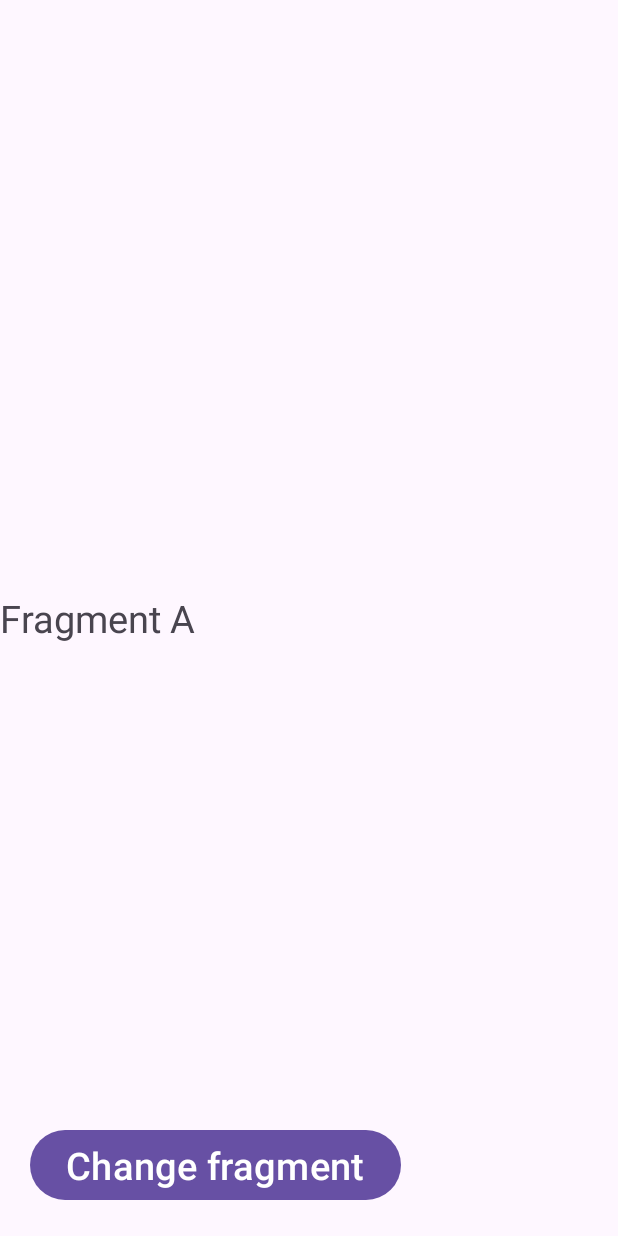
After one commit to bakhodirsolieff/MobileApplicationsAssignment, an Android app: the FragmentA screen opened directly, with no data from a screen before it, on a phone screen of 412 x 824 dp. The commit adds this screen. Run offline under Robolectric (Android 15) with nearby library versions, the light colour scheme and no system bars.

```diff
--- a/app/build.gradle.kts
+++ b/app/build.gradle.kts
@@ -43,6 +43,7 @@ dependencies {
     implementation("com.google.android.material:material:1.4.0")
     implementation(libs.androidx.activity)
     implementation(libs.androidx.constraintlayout)
+    implementation(libs.androidx.fragments)
     testImplementation(libs.junit)
     androidTestImplementation(libs.androidx.junit)
     androidTestImplementation(libs.androidx.espresso.core)
--- a/app/src/main/AndroidManifest.xml
+++ b/app/src/main/AndroidManifest.xml
@@ -30,6 +30,10 @@
             android:name=".MainActivity"
             android:exported="true">
         </activity>
+        <activity
+            android:name=".FragmentSampleActivity"
+            android:exported="true">
+        </activity>
     </application>
 
 </manifest>
--- a/app/src/main/java/com/example/myapplication/CreateAccountActivity.kt
+++ b/app/src/main/java/com/example/myapplication/CreateAccountActivity.kt
@@ -70,7 +70,7 @@ class CreateAccountActivity : AppCompatActivity() {
 
             !isRememberMeChecked -> showToast(getString(R.string.error_remember_me_required))
 
-            credentialsManager.validateCredentials(email, password, isRememberMeChecked) -> {
+            credentialsManager.validateCredentials(email, password) -> {
                 showToast(getString(R.string.success_signed_in))
             }
 
--- a/app/src/main/java/com/example/myapplication/CredentialsManager.kt
+++ b/app/src/main/java/com/example/myapplication/CredentialsManager.kt
@@ -36,8 +36,8 @@ object CredentialsManager {
         return registeredUsers[email.lowercase()] == password
     }
 
-    fun validateCredentials(email: String, password: String, isCheckboxChecked: Boolean): Boolean {
-        return isEmailValid(email) && isValidPassword(password) && isCheckboxChecked
+    fun validateCredentials(email: String, password: String): Boolean {
+        return isEmailValid(email) && isValidPassword(password)
     }
 
     fun isValidFullName(fullName: String): Boolean {
@@ -59,7 +59,7 @@ object CredentialsManager {
         return isChecked
     }
 
-    fun ValidateCredentialsForSignUp(
+    fun validateCredentialsForSignUp(
         fullName: String,
         email: String,
         phoneNumber: String,
--- /dev/null
+++ b/app/src/main/java/com/example/myapplication/FragmentA.kt
@@ -0,0 +1,8 @@
+package com.example.myapplication
+
+import androidx.fragment.app.Fragment
+
+
+public class FragmentA : Fragment(R.layout.fragment_a) {
+
+}
--- /dev/null
+++ b/app/src/main/java/com/example/myapplication/FragmentB.kt
@@ -0,0 +1,6 @@
+package com.example.myapplication
+
+import androidx.fragment.app.Fragment
+
+class FragmentB : Fragment(R.layout.fragment_b) {
+}
--- /dev/null
+++ b/app/src/main/java/com/example/myapplication/FragmentSampleActivity.kt
@@ -0,0 +1,36 @@
+package com.example.myapplication
+
+import android.os.Bundle
+import android.view.View
+import androidx.activity.enableEdgeToEdge
+import androidx.appcompat.app.AppCompatActivity
+import androidx.core.view.ViewCompat
+import androidx.core.view.WindowInsetsCompat
+import androidx.fragment.app.commit
+import androidx.fragment.app.replace
+
+class FragmentSampleActivity : AppCompatActivity() {
+    override fun onCreate(savedInstanceState: Bundle?) {
+        super.onCreate(savedInstanceState)
+        enableEdgeToEdge()
+        setContentView(R.layout.activity_fragment_sample)
+        ViewCompat.setOnApplyWindowInsetsListener(findViewById(R.id.main)) { v, insets ->
+            val systemBars = insets.getInsets(WindowInsetsCompat.Type.systemBars())
+            v.setPadding(systemBars.left, systemBars.top, systemBars.right, systemBars.bottom)
+            insets
+        }
+        findViewById<View>(R.id.changeButton).setOnClickListener {
+            supportFragmentManager.commit {
+                val currentFragment = supportFragmentManager.findFragmentById(
+                    R.id.fragment_container_view
+                )
+                if (currentFragment is FragmentA){
+                    replace<FragmentB>(R.id.fragment_container_view)
+                    addToBackStack(null)
+                } else {
+                    supportFragmentManager.popBackStack()
+                }
+            }
+        }
+    }
+}
--- /dev/null
+++ b/app/src/main/res/layout/activity_fragment_sample.xml
@@ -0,0 +1,26 @@
+<?xml version="1.0" encoding="utf-8"?>
+<androidx.constraintlayout.widget.ConstraintLayout xmlns:android="http://schemas.android.com/apk/res/android"
+    android:layout_width="match_parent"
+    android:layout_height="match_parent"
+    xmlns:app="http://schemas.android.com/apk/res-auto"
+    android:id="@+id/main"
+    xmlns:tools="http://schemas.android.com/tools"
+    tools:context=".FragmentSampleActivity">
+
+    <androidx.fragment.app.FragmentContainerView
+        android:id="@+id/fragment_container_view"
+        android:layout_width="match_parent"
+        android:layout_height="match_parent"
+        android:name="com.example.myapplication.FragmentA"/>
+
+    <Button
+        android:id="@+id/changeButton"
+        android:layout_width="wrap_content"
+        android:layout_height="wrap_content"
+        app:layout_constraintStart_toStartOf="parent"
+        app:layout_constraintBottom_toBottomOf="parent"
+        android:layout_margin="20dp"
+        android:text="Change fragment"
+        android:textSize="25dp"
+        />
+</androidx.constraintlayout.widget.ConstraintLayout>
--- /dev/null
+++ b/app/src/main/res/layout/fragment_a.xml
@@ -0,0 +1,16 @@
+<?xml version="1.0" encoding="utf-8"?>
+<androidx.constraintlayout.widget.ConstraintLayout xmlns:android="http://schemas.android.com/apk/res/android"
+    android:layout_width="match_parent"
+    android:layout_height="match_parent"
+    xmlns:app="http://schemas.android.com/apk/res-auto">
+
+    <TextView
+        android:layout_width="wrap_content"
+        android:layout_height="wrap_content"
+        android:text="Fragment A"
+        android:textSize="25dp"
+        app:layout_constraintTop_toTopOf="parent"
+        app:layout_constraintStart_toStartOf="parent"
+        app:layout_constraintBottom_toBottomOf="parent"
+        />
+</androidx.constraintlayout.widget.ConstraintLayout>
--- a/gradle/libs.versions.toml
+++ b/gradle/libs.versions.toml
@@ -9,6 +9,7 @@ appcompat = "1.7.0"
 material = "1.12.0"
 activity = "1.9.2"
 constraintlayout = "2.1.4"
+fragments = "1.8.5"
 
 [libraries]
 androidx-core-ktx = { group = "androidx.core", name = "core-ktx", version.ref = "coreKtx" }
@@ -19,7 +20,7 @@ androidx-appcompat = { group = "androidx.appcompat", name = "appcompat", version
 material = { group = "com.google.android.material", name = "material", version.ref = "material" }
 androidx-activity = { group = "androidx.activity", name = "activity", version.ref = "activity" }
 androidx-constraintlayout = { group = "androidx.constraintlayout", name = "constraintlayout", version.ref = "constraintlayout" }
-
+androidx-fragments = { group = "androidx.fragment", name = "fragment-ktx", version.ref = "fragments"}
 [plugins]
 android-application = { id = "com.android.application", version.ref = "agp" }
 kotlin-android = { id = "org.jetbrains.kotlin.android", version.ref = "kotlin" }
```
Also changed, not shown: app/src/main/java/com/example/myapplication/SignUpDetailsActivity.kt (+3 -5 lines), app/src/main/res/layout/fragment_b.xml (added, +16 -0 lines), 1 other file.
